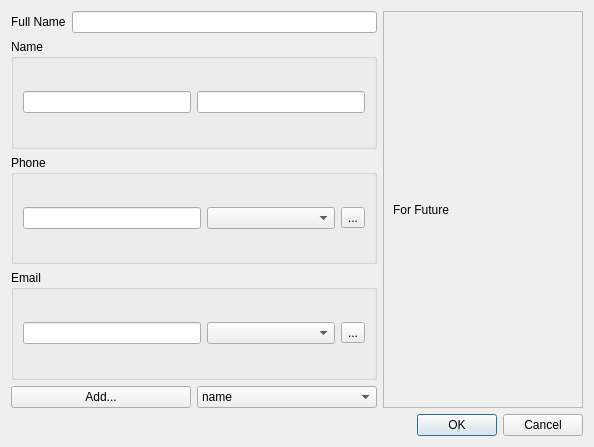
Qt form src/contactdialog.ui (DarkHobbit/doublecontact) before a commit.
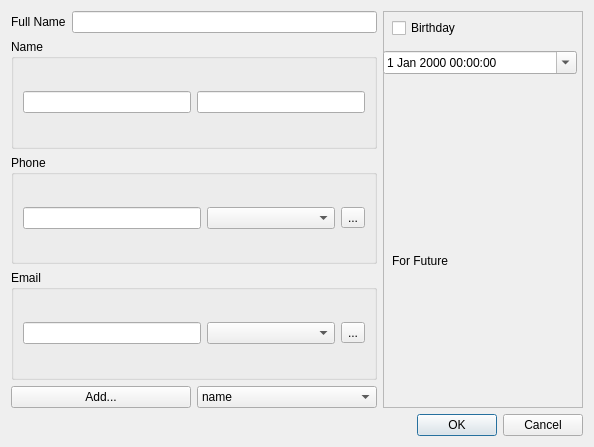
The same form after that commit. Icons and pictures are not drawn.

Patch:
```diff
--- a/src/contactdialog.ui
+++ b/src/contactdialog.ui
@@ -171,15 +171,45 @@
        <property name="frameShadow">
         <enum>QFrame::Raised</enum>
        </property>
-       <layout class="QVBoxLayout" name="verticalLayout">
-        <item>
          <widget class="QLabel" name="labelForFuture">
+        <property name="geometry">
+         <rect>
+          <x>9</x>
+          <y>204</y>
+          <width>121</width>
+          <height>91</height>
+         </rect>
+        </property>
           <property name="text">
            <string>For Future</string>
           </property>
          </widget>
-        </item>
-       </layout>
+       <widget class="QCheckBox" name="cbBirthday">
+        <property name="geometry">
+         <rect>
+          <x>9</x>
+          <y>9</y>
+          <width>91</width>
+          <height>16</height>
+         </rect>
+        </property>
+        <property name="text">
+         <string>Birthday</string>
+        </property>
+       </widget>
+       <widget class="QDateTimeEdit" name="dteBirthday">
+        <property name="geometry">
+         <rect>
+          <x>0</x>
+          <y>40</y>
+          <width>194</width>
+          <height>23</height>
+         </rect>
+        </property>
+        <property name="calendarPopup">
+         <bool>true</bool>
+        </property>
+       </widget>
       </widget>
      </item>
     </layout>
```
Lines whose indentation alone changed are shown as unchanged.
